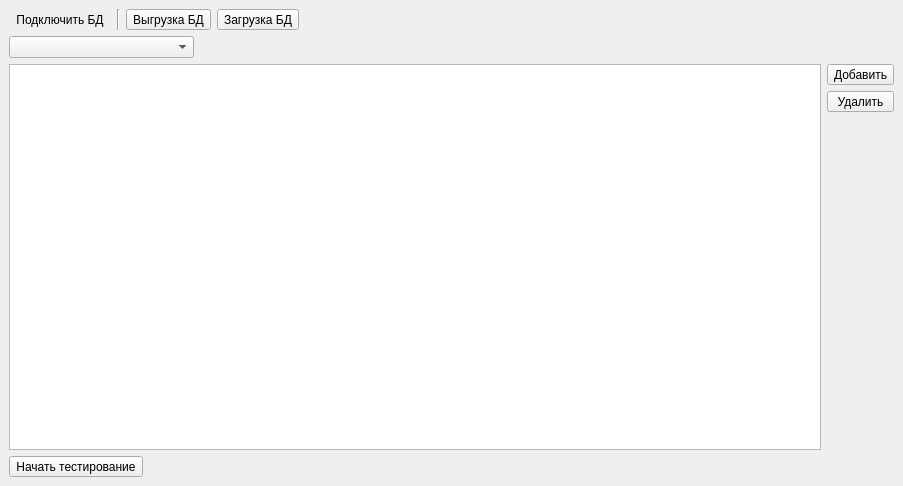
Before: the Qt Designer form src/mainwindow.ui in l0gic-bomb/QtStudyEnglish, drawn with Qt 5.
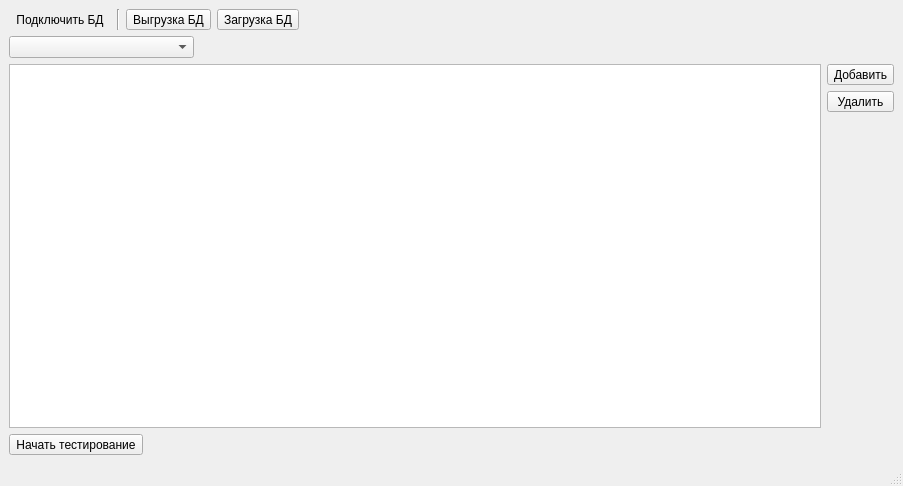
After: the same form once the commit is applied. Icons and pictures are not drawn.

What changed in the file:
```diff
--- a/src/mainwindow.ui
+++ b/src/mainwindow.ui
@@ -170,6 +170,7 @@
     </item>
    </layout>
   </widget>
+  <widget class="QStatusBar" name="statusBar"/>
  </widget>
  <resources>
   <include location="res.qrc"/>
```
